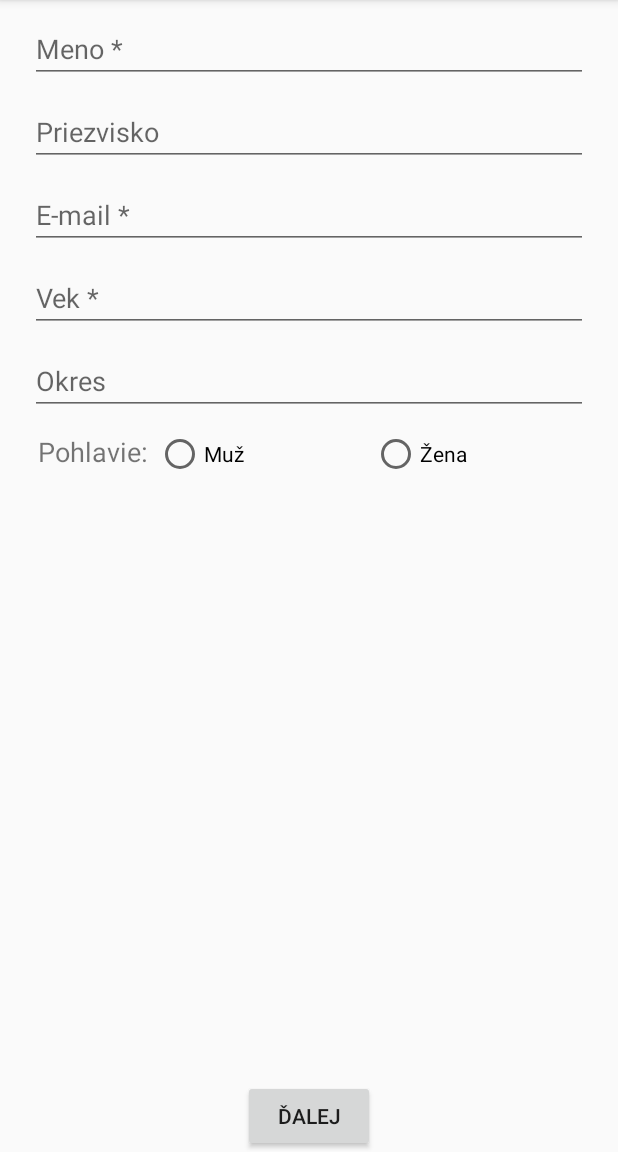
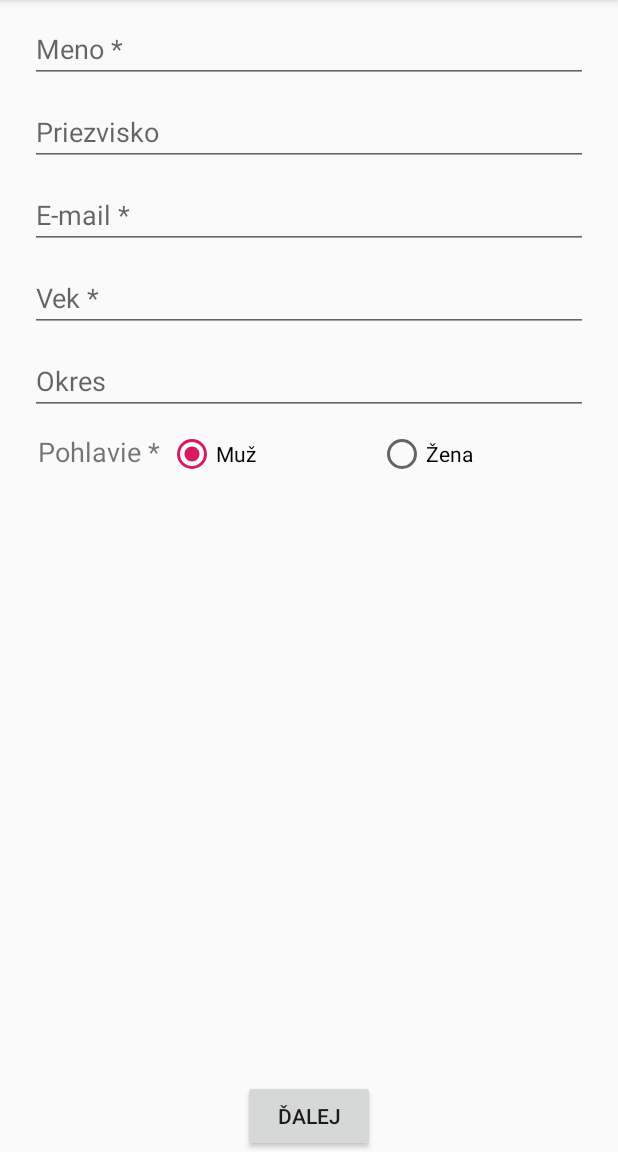
Before and after one commit to SkaAnn/ISZ-obezita-app, an Android app: the screen it shows after launch (MainActivity), on a phone screen of 412 x 824 dp, the part 84-1236 px from its top. Run offline under Robolectric (Android 15) with nearby library versions, the phone set to English and light mode, and no system bars.

Commit message:
final changes

```diff
--- a/app/src/main/java/com/example/tim3/manamentobezity/MainActivity.java
+++ b/app/src/main/java/com/example/tim3/manamentobezity/MainActivity.java
@@ -34,10 +34,9 @@ public class MainActivity extends AppCompatActivity {
     public static Bundle AGE = new Bundle();
     public static Bundle LOCATION = new Bundle();
 
-    // todo: lol pokus omyl - naco to je ???!
     // práca s radio buttons
     private RadioGroup radioGroup;
-    //private Button btnDisplay;
+    // private Button btnDisplay;
     public String gender = "muž";
 
     @Override
@@ -45,17 +44,15 @@ public class MainActivity extends AppCompatActivity {
         super.onCreate(savedInstanceState);
         setContentView(R.layout.activity_main);
         addListenerRadioButton();
-        FillEmail();            // todo: je vobec potebne ??
+        FillEmail();
     }
 
-    // todo: je vobec potebne ??
     private void FillEmail() {
         EditText emailEditText = findViewById(R.id.Email);
     }
 
     // skontroluje správnosť zadaných údajov povinných parametrov
     private Boolean IsValid(){
-        // todo komentár - na čo to je
         EditText nameEditText = findViewById(R.id.Name);
         EditText emailEditText = findViewById(R.id.Email);
         EditText ageEditText = findViewById(R.id.Age);
@@ -76,7 +73,7 @@ public class MainActivity extends AppCompatActivity {
                         "Musíte správne vyplniť údaj Meno, vyznačený hviezdičkou.",
                         Toast.LENGTH_SHORT);
                 toast1.show();
-                // todo: co spravi funkcia request focus?
+
                 nameEditText.requestFocus();
             }
             else{
@@ -146,7 +143,6 @@ public class MainActivity extends AppCompatActivity {
     }
 
     // overí, či má email správnu formu - vyhovuje regulárnemu výrazu
-    // todo: ci public?
     private boolean isValidEmail(String email) {
         String EMAIL_REGEX = "^[\\w-\\+]+(\\.[\\w]+)*@[\\w-]+(\\.[\\w]+)*(\\.[a-z]{2,})$";
         Pattern pattern = Pattern.compile(EMAIL_REGEX, Pattern.CASE_INSENSITIVE);
@@ -185,8 +181,6 @@ public class MainActivity extends AppCompatActivity {
         EditText locationEditText = findViewById(R.id.Location);
         intent.putExtra(LOCATION_KEY, locationEditText.getText().toString());
 
-        // todo: naco???  //na oklamanie static kontextu v dalsej aktivite
-        // todo: a co ked zvolim zenu???
         MainActivity.GENDER.putString("gender", "" + gender);
         MainActivity.NAME.putString("name",nameEditText.getText().toString());
         MainActivity.SURNAME.putString("surname",surnameEditText.getText().toString());
@@ -196,7 +190,6 @@ public class MainActivity extends AppCompatActivity {
     }
 
     // funkcia zistí, ktorý radio button je zaškrknutý
-    // todo: prepisat komentare
     private void addListenerRadioButton() {
         radioGroup = (RadioGroup) findViewById(R.id.radioGroup1);
         Button btnDisplay = (Button) findViewById(R.id.Female);
@@ -207,7 +200,6 @@ public class MainActivity extends AppCompatActivity {
                 int selectedId = radioGroup.getCheckedRadioButtonId();
                 // find the radiobutton by returned id
                 RadioButton radioButton = (RadioButton) findViewById(selectedId);
-                // todo: preco cislo a nie id radiobuttone?
                 if(selectedId == 2131165190)
                     gender = "žena";
                 else
@@ -215,5 +207,4 @@ public class MainActivity extends AppCompatActivity {
             }
         });
     }
-
 }
--- a/app/src/main/java/com/example/tim3/manamentobezity/SecondActivity.java
+++ b/app/src/main/java/com/example/tim3/manamentobezity/SecondActivity.java
@@ -37,7 +37,6 @@ public class SecondActivity extends AppCompatActivity {
 
     // funkcia, ktorá vyplní todo: co spravi?
     private void PrefillFormular(Intent intent){
-        // todo: naco tieto 2 riadky ?
         SimpleDateFormat sdf = new SimpleDateFormat("dd/MM/yyyy");      //chcem dostat formatovany datum
         Calendar c = Calendar.getInstance();
 
@@ -92,7 +91,6 @@ public class SecondActivity extends AppCompatActivity {
 
     // skontroluje správnosť zadaných údajov povinných parametrov
     private Boolean IsValid(){
-        // todo komentár - na čo to je
         EditText weightEditText = findViewById(R.id.Weight);
         EditText heartbeatsEditText = findViewById(R.id.Heartbeats);
         EditText systolicEditText = findViewById(R.id.Systolic);
--- a/app/src/main/res/layout/activity_main.xml
+++ b/app/src/main/res/layout/activity_main.xml
@@ -80,7 +80,7 @@
                 android:layout_height="wrap_content"
                 android:paddingLeft="5dp"
                 android:textSize="18dp"
-                android:text="Pohlavie:"
+                android:text="Pohlavie *"
                 />
 
             <RadioButton
@@ -90,6 +90,7 @@
                 android:layout_weight="1"
                 android:layout_marginLeft="5dp"
                 android:layout_marginRight="5dp"
+                android:checked="true"
                 android:text="Muž" />
 
             <RadioButton
```
